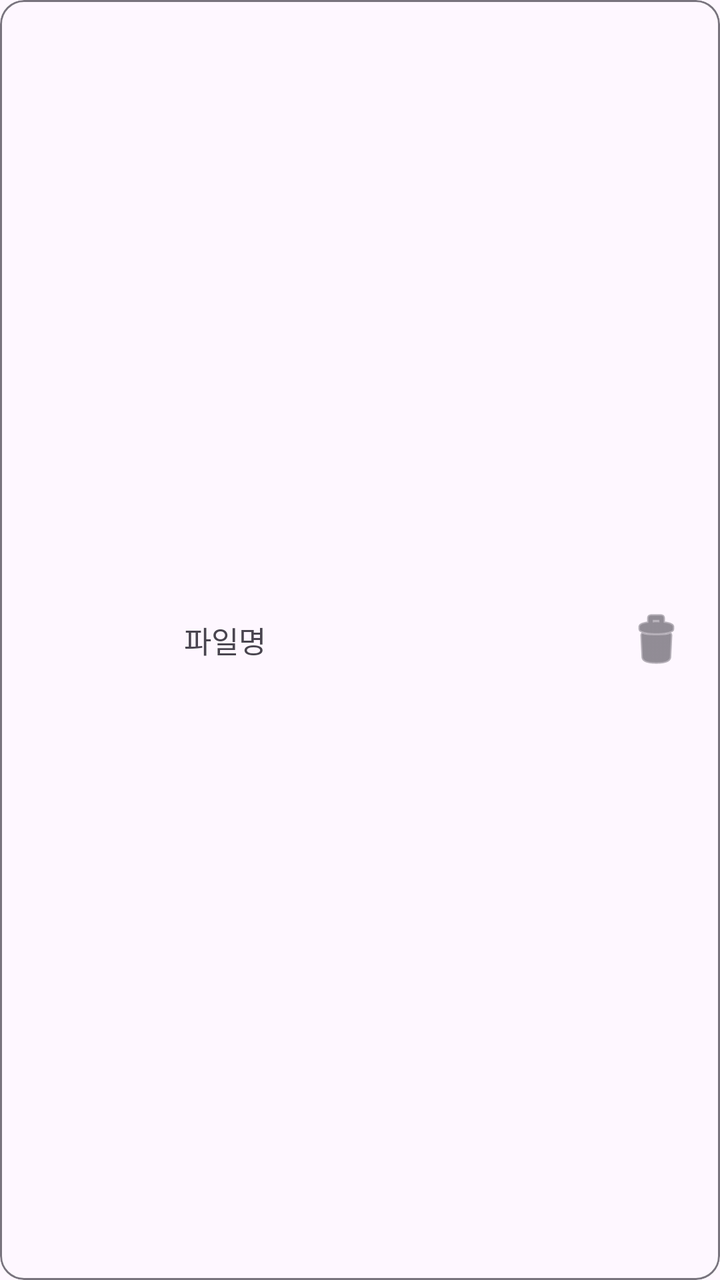
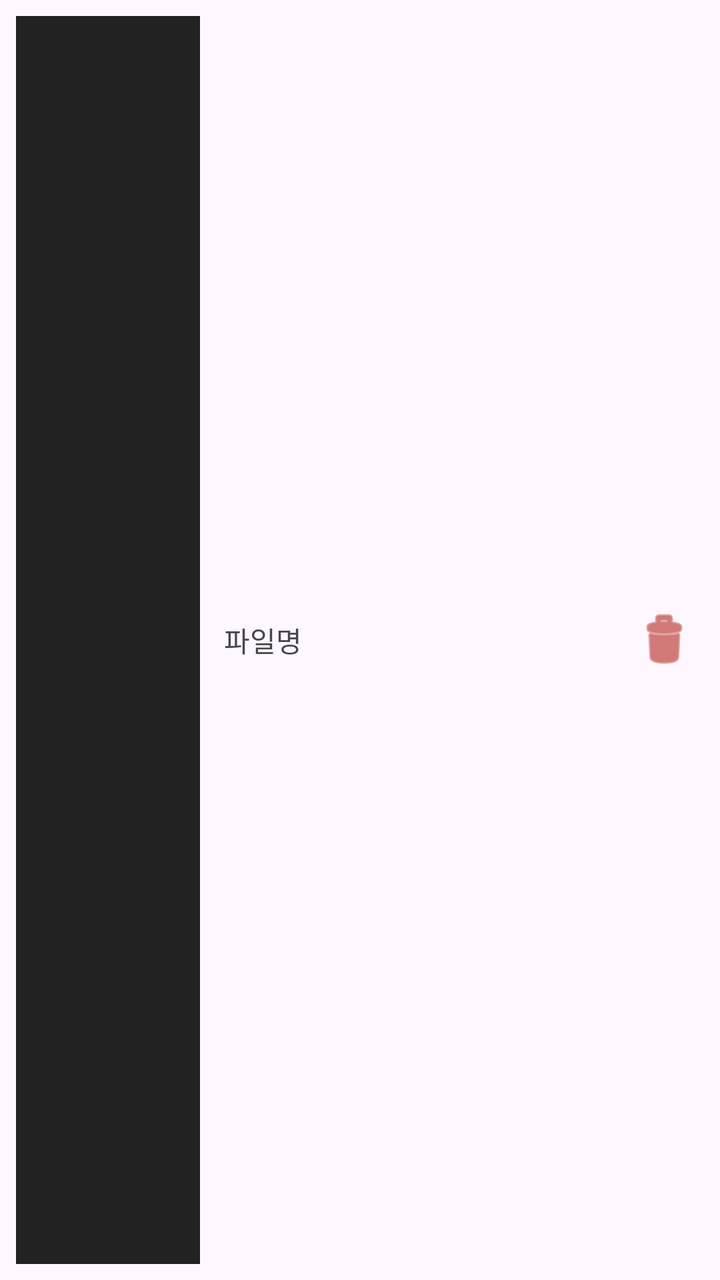

An Android layout rendered at two revisions. The XML below is the earlier revision; the diff shows what the commit changed to produce the second picture.
<!-- AndroidManifest.xml: application theme Theme.OnFrame -->
<!-- res/layout/item_album_image.xml -->
<?xml version="1.0" encoding="utf-8"?>
<com.google.android.material.card.MaterialCardView
    xmlns:android="http://schemas.android.com/apk/res/android"
    xmlns:app="http://schemas.android.com/apk/res-auto"
    android:layout_width="match_parent"
    android:layout_height="92dp"
    android:layout_marginTop="8dp"
    app:cardCornerRadius="12dp"
    app:cardElevation="0dp"
    app:strokeWidth="1dp"
    app:strokeColor="?attr/colorOutline">

    <androidx.constraintlayout.widget.ConstraintLayout
        android:layout_width="match_parent"
        android:layout_height="match_parent"
        android:padding="12dp">

        <ImageView
            android:id="@+id/img_thumb"
            android:layout_width="68dp"
            android:layout_height="68dp"
            android:scaleType="centerCrop"
            app:layout_constraintTop_toTopOf="parent"
            app:layout_constraintBottom_toBottomOf="parent"
            app:layout_constraintStart_toStartOf="parent"/>

        <TextView
            android:id="@+id/txt_name"
            android:layout_width="0dp"
            android:layout_height="wrap_content"
            android:layout_marginStart="12dp"
            android:maxLines="1"
            android:ellipsize="end"
            android:text="파일명"
            android:textSize="15sp"
            app:layout_constraintStart_toEndOf="@id/img_thumb"
            app:layout_constraintEnd_toStartOf="@id/btn_delete"
            app:layout_constraintTop_toTopOf="@id/img_thumb"
            app:layout_constraintBottom_toBottomOf="@id/img_thumb"/>

        <ImageButton
            android:id="@+id/btn_delete"
            android:layout_width="40dp"
            android:layout_height="40dp"
            android:background="?attr/selectableItemBackgroundBorderless"
            android:contentDescription="삭제"
            android:src="@android:drawable/ic_menu_delete"
            app:tint="?attr/colorOnSurfaceVariant"
            app:layout_constraintEnd_toEndOf="parent"
            app:layout_constraintTop_toTopOf="parent"
            app:layout_constraintBottom_toBottomOf="parent"/>
    </androidx.constraintlayout.widget.ConstraintLayout>
</com.google.android.material.card.MaterialCardView>
<!-- resources referenced by this layout -->
<resources>
  <style name="Theme.OnFrame" parent="Theme.Material3.DayNight.NoActionBar">
          
          <item name="android:statusBarColor">@android:color/transparent</item>
          <item name="android:navigationBarColor">@android:color/transparent</item>
  
          
          <item name="android:forceDarkAllowed">false</item>
  
          
          <item name="android:windowLayoutInDisplayCutoutMode">shortEdges</item>
      </style>
</resources>

<!-- the commit's change to res/layout/item_album_image.xml (unified diff, before → after) -->
@@ -1,53 +1,44 @@
 <?xml version="1.0" encoding="utf-8"?>
-<com.google.android.material.card.MaterialCardView
-    xmlns:android="http://schemas.android.com/apk/res/android"
+<androidx.constraintlayout.widget.ConstraintLayout xmlns:android="http://schemas.android.com/apk/res/android"
     xmlns:app="http://schemas.android.com/apk/res-auto"
     android:layout_width="match_parent"
-    android:layout_height="92dp"
-    android:layout_marginTop="8dp"
-    app:cardCornerRadius="12dp"
-    app:cardElevation="0dp"
-    app:strokeWidth="1dp"
-    app:strokeColor="?attr/colorOutline">
+    android:layout_height="72dp"
+    android:padding="8dp">
 
-    <androidx.constraintlayout.widget.ConstraintLayout
-        android:layout_width="match_parent"
+    <ImageView
+        android:id="@+id/thumb"
+        android:layout_width="92dp"
         android:layout_height="match_parent"
-        android:padding="12dp">
+        android:scaleType="centerCrop"
+        android:background="#222222"
+        app:layout_constraintStart_toStartOf="parent"
+        app:layout_constraintTop_toTopOf="parent"
+        app:layout_constraintBottom_toBottomOf="parent" />
 
-        <ImageView
-            android:id="@+id/img_thumb"
-            android:layout_width="68dp"
-            android:layout_height="68dp"
-            android:scaleType="centerCrop"
-            app:layout_constraintTop_toTopOf="parent"
-            app:layout_constraintBottom_toBottomOf="parent"
-            app:layout_constraintStart_toStartOf="parent"/>
+    <TextView
+        android:id="@+id/txt_name"
+        android:layout_width="0dp"
+        android:layout_height="wrap_content"
+        android:maxLines="2"
+        android:ellipsize="end"
+        android:text="파일명"
+        android:textSize="14sp"
+        app:layout_constraintStart_toEndOf="@id/thumb"
+        app:layout_constraintEnd_toStartOf="@id/btn_delete"
+        app:layout_constraintTop_toTopOf="@id/thumb"
+        app:layout_constraintBottom_toBottomOf="@id/thumb"
+        android:layout_marginStart="12dp"
+        android:layout_marginEnd="8dp"/>
 
-        <TextView
-            android:id="@+id/txt_name"
-            android:layout_width="0dp"
-            android:layout_height="wrap_content"
-            android:layout_marginStart="12dp"
-            android:maxLines="1"
-            android:ellipsize="end"
-            android:text="파일명"
-            android:textSize="15sp"
-            app:layout_constraintStart_toEndOf="@id/img_thumb"
-            app:layout_constraintEnd_toStartOf="@id/btn_delete"
-            app:layout_constraintTop_toTopOf="@id/img_thumb"
-            app:layout_constraintBottom_toBottomOf="@id/img_thumb"/>
-
-        <ImageButton
-            android:id="@+id/btn_delete"
-            android:layout_width="40dp"
-            android:layout_height="40dp"
-            android:background="?attr/selectableItemBackgroundBorderless"
-            android:contentDescription="삭제"
-            android:src="@android:drawable/ic_menu_delete"
-            app:tint="?attr/colorOnSurfaceVariant"
-            app:layout_constraintEnd_toEndOf="parent"
-            app:layout_constraintTop_toTopOf="parent"
-            app:layout_constraintBottom_toBottomOf="parent"/>
-    </androidx.constraintlayout.widget.ConstraintLayout>
-</com.google.android.material.card.MaterialCardView>
+    <ImageButton
+        android:id="@+id/btn_delete"
+        android:layout_width="40dp"
+        android:layout_height="40dp"
+        android:background="?attr/selectableItemBackgroundBorderless"
+        android:src="@android:drawable/ic_menu_delete"
+        android:contentDescription="삭제"
+        app:tint="?attr/colorError"
+        app:layout_constraintEnd_toEndOf="parent"
+        app:layout_constraintTop_toTopOf="@id/thumb"
+        app:layout_constraintBottom_toBottomOf="@id/thumb"/>
+</androidx.constraintlayout.widget.ConstraintLayout>
